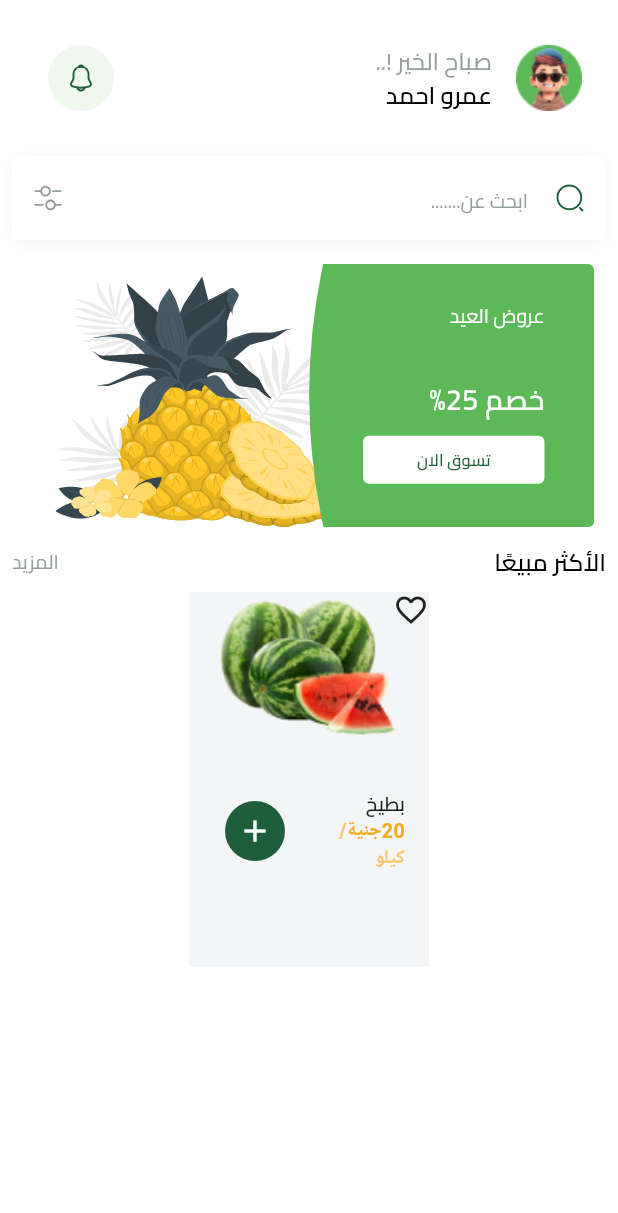
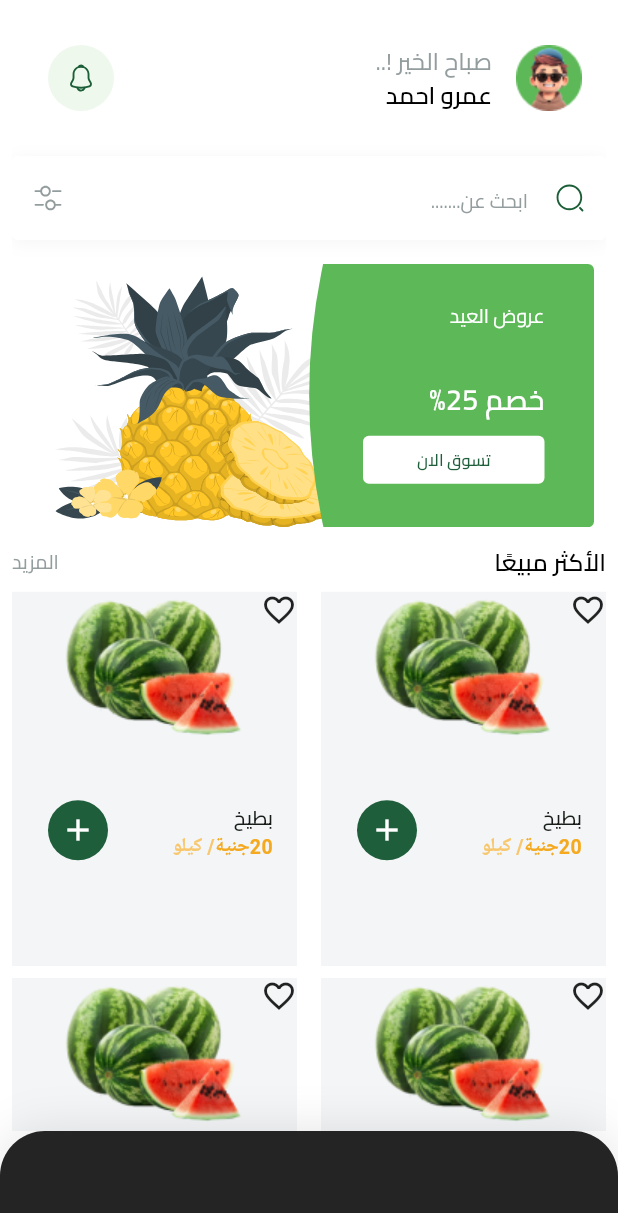
Before and after one commit to AmrElzohairy/fruitsHub, a Flutter app: the HomeView screen opened by its route, on a phone screen of 412 x 824 dp. Shown: the top 1213 px of the screen. Run offline on Flutter 3.47's test engine with Material 3 defaults, Android fonts, the phone set to English and light mode, and no system bars; our stand-ins replace bloc, cloud_firestore, dartz, dots_indicator, firebase_auth, firebase_core and 7 more; missing offline and left inert: flutter_facebook_auth; accounts and stored records are empty.

Commit message:
Refactor and add new widgets for home view
- Reorganized and refactored the `FruitItem` widget for better readability.
- Added `BestSellingGridView` to display best-selling items in a grid format.
- Added `CustomNavigationBar` for the home view's bottom navigation.
- Updated `HomeView` to include the new `CustomNavigationBar`.
- Updated `HomeViewBody` to include `BestSellingGridView` and removed redundant `FruitItem`.

```diff
--- a/lib/core/widgets/fruit_item.dart
+++ b/lib/core/widgets/fruit_item.dart
@@ -69,7 +69,8 @@ class FruitItem extends StatelessWidget {
                   ),
                 ),
               ],
-          ),)
+            ),
+          ),
         ],
       ),
     );
--- a/lib/features/home/presentation/ui/home_view.dart
+++ b/lib/features/home/presentation/ui/home_view.dart
@@ -1,4 +1,5 @@
 import 'package:flutter/material.dart';
+import 'package:fruits/features/home/presentation/ui/widgets/custom_navigation_bar.dart';
 import 'package:fruits/features/home/presentation/ui/widgets/home_view_body.dart';
 
 class HomeView extends StatelessWidget {
@@ -9,6 +10,7 @@ class HomeView extends StatelessWidget {
   Widget build(BuildContext context) {
     return const Scaffold(
       body: SafeArea(child: HomeViewBody()),
+      bottomNavigationBar: CustomNavigationBar(),
     );
   }
 }
--- /dev/null
+++ b/lib/features/home/presentation/ui/widgets/custom_navigation_bar.dart
@@ -0,0 +1,30 @@
+import 'package:flutter/material.dart';
+
+class CustomNavigationBar extends StatelessWidget {
+  const CustomNavigationBar({super.key});
+
+  @override
+  Widget build(BuildContext context) {
+    return Container(
+      width: 375,
+      height: 70,
+      decoration: const ShapeDecoration(
+        color: Color.fromARGB(255, 37, 36, 36),
+        shape: RoundedRectangleBorder(
+          borderRadius: BorderRadius.only(
+            topLeft: Radius.circular(30),
+            topRight: Radius.circular(30),
+          ),
+        ),
+        shadows: [
+          BoxShadow(
+            color: Color(0x19000000),
+            blurRadius: 25,
+            offset: Offset(0, -2),
+            spreadRadius: 0,
+          )
+        ],
+      ),
+    );
+  }
+}
--- a/lib/features/home/presentation/ui/widgets/home_view_body.dart
+++ b/lib/features/home/presentation/ui/widgets/home_view_body.dart
@@ -2,10 +2,9 @@ import 'package:flutter/material.dart';
 import 'package:fruits/constants.dart';
 import 'package:fruits/core/widgets/search_text_field.dart';
 import 'package:fruits/features/home/presentation/ui/widgets/best_seller_head.dart';
+import 'package:fruits/features/home/presentation/ui/widgets/best_selling_grid_view.dart';
 import 'package:fruits/features/home/presentation/ui/widgets/custom_home_appbar.dart';
 import 'package:fruits/features/home/presentation/ui/widgets/featured_list.dart';
-
-import '../../../../../core/widgets/fruit_item.dart';
 
 class HomeViewBody extends StatelessWidget {
   const HomeViewBody({super.key});
@@ -38,10 +37,10 @@ class HomeViewBody extends StatelessWidget {
                 SizedBox(
                   height: 8,
                 ),
-                FruitItem(),
               ],
             ),
-          )
+          ),
+          BestSellingGridView(),
         ],
       ),
     );
```
Also changed, not shown: lib/features/home/presentation/ui/widgets/best_selling_grid_view.dart (added, +22 -0 lines). Lines whose indentation alone changed are shown as unchanged.
